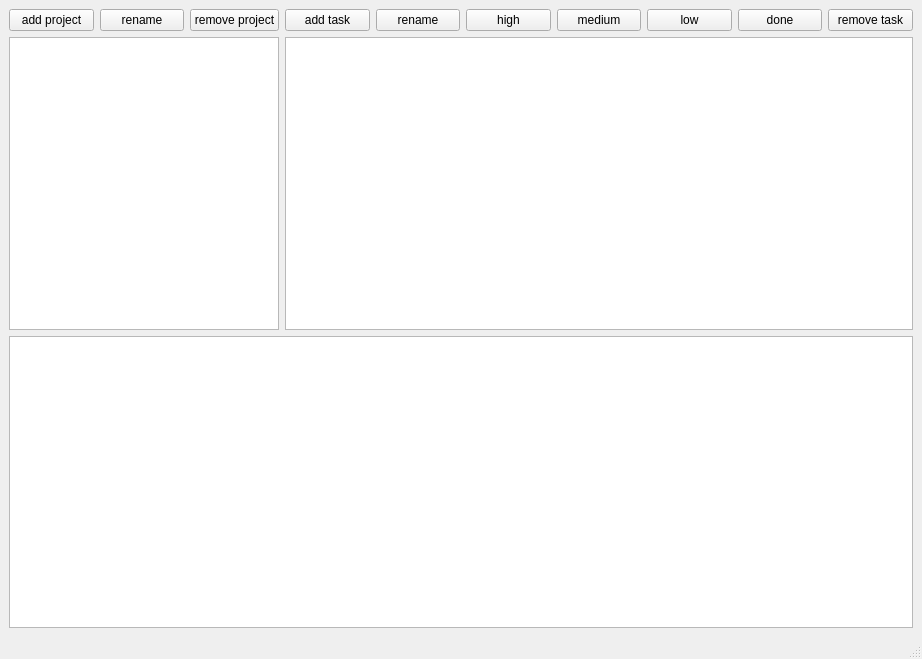
Old version of the form mainwindow.ui in the repository dimitris47/tiki.
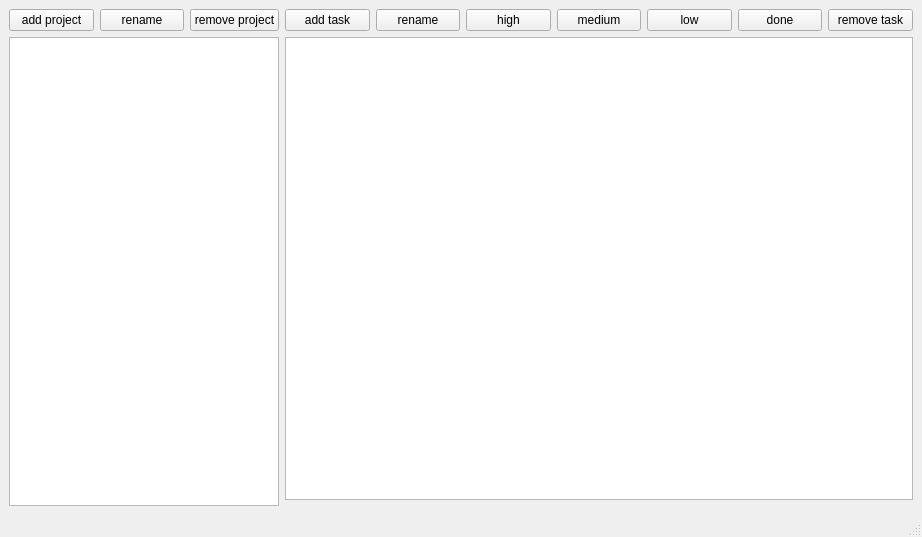
New version of the form.

Patch:
```diff
--- a/mainwindow.ui
+++ b/mainwindow.ui
@@ -7,7 +7,7 @@
     <x>0</x>
     <y>0</y>
     <width>922</width>
-    <height>659</height>
+    <height>537</height>
    </rect>
   </property>
   <property name="windowTitle">
@@ -67,9 +67,6 @@
       </property>
      </widget>
     </item>
-    <item row="1" column="0" colspan="3">
-     <widget class="QListWidget" name="projectWidget"/>
-    </item>
     <item row="0" column="4">
      <widget class="QPushButton" name="renameTaskBtn">
       <property name="text">
@@ -91,8 +88,8 @@
       </property>
      </widget>
     </item>
-    <item row="2" column="0" colspan="10">
-     <widget class="QTextBrowser" name="textBrowser"/>
+    <item row="1" column="0" rowspan="2" colspan="3">
+     <widget class="QListWidget" name="projectWidget"/>
     </item>
    </layout>
   </widget>
```
